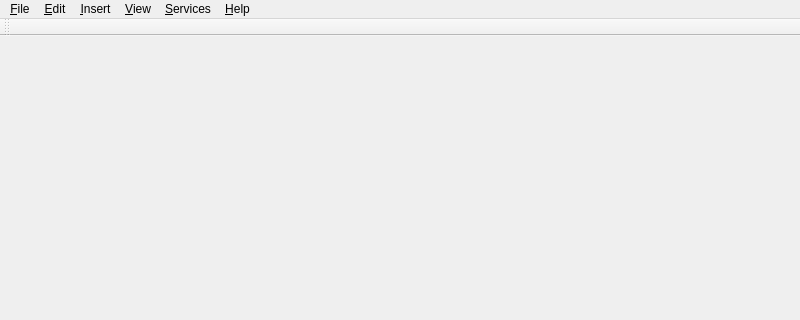
This is EditingWindowBase.ui in IndigoJo/qtm-1.x as Qt 5 draws it before an edit; both pictures show x 0 to 800 and y 0 to 320 of the 800 by 600 pixel window. The edited form follows.
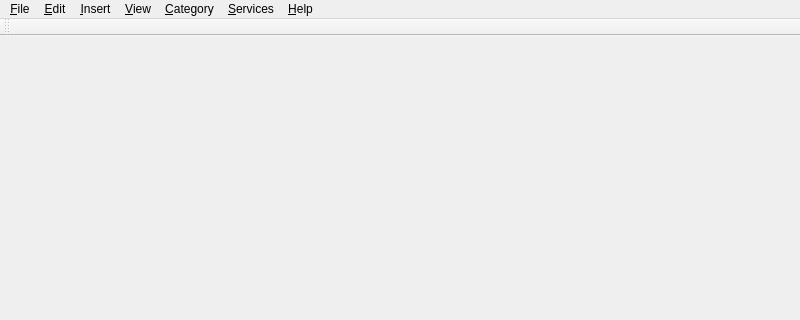
This is the edited form.

Commit message:
New action for "new category"
EditingWindowBase.ui - New menu "Category"; new "Add category" entry, with the "refresh categories" and "update this post's categories" entry moved there from File.
EditingWindow.cc,h - Connected the action & the "Add category" push-button to a new slot, and added a response handler (wp_newCategory) but they all do nothing so far, except compile.

Patch:
```diff
--- a/EditingWindowBase.ui
+++ b/EditingWindowBase.ui
@@ -19,18 +19,18 @@
   <property name="toolButtonStyle">
    <enum>Qt::ToolButtonTextUnderIcon</enum>
   </property>
-  <widget class="QWidget" name="centralWidget"/>
-  <widget class="QMenuBar" name="menuBar">
-   <property name="geometry">
+  <widget class="QWidget" name="centralWidget" />
+  <widget class="QMenuBar" name="menuBar" >
+   <property name="geometry" >
     <rect>
      <x>0</x>
      <y>0</y>
      <width>800</width>
-     <height>24</height>
+     <height>22</height>
     </rect>
    </property>
-   <widget class="QMenu" name="menu_Edit">
-    <property name="title">
+   <widget class="QMenu" name="menu_Edit" >
+    <property name="title" >
      <string>&amp;Edit</string>
     </property>
     <widget class="QMenu" name="menuPaste_as">
@@ -67,8 +67,8 @@
     <addaction name="actionUnordered_list"/>
     <addaction name="action_Ordered_list"/>
    </widget>
-   <widget class="QMenu" name="menu_Insert">
-    <property name="title">
+   <widget class="QMenu" name="menu_Insert" >
+    <property name="title" >
      <string>&amp;Insert</string>
     </property>
     <addaction name="action_Link"/>
@@ -79,8 +79,8 @@
     <addaction name="actionIma_ge_from_Clipboard"/>
     <addaction name="action_More"/>
    </widget>
-   <widget class="QMenu" name="menuView">
-    <property name="title">
+   <widget class="QMenu" name="menuView" >
+    <property name="title" >
      <string>&amp;View</string>
     </property>
     <addaction name="action_View_Console"/>
@@ -94,8 +94,8 @@
     <addaction name="actionTechnorati_tags"/>
     <addaction name="actionTrackback_pings"/>
    </widget>
-   <widget class="QMenu" name="menu_Services">
-    <property name="title">
+   <widget class="QMenu" name="menu_Services" >
+    <property name="title" >
      <string>&amp;Services</string>
     </property>
     <addaction name="actionAdd_Keyword_tag"/>
@@ -109,16 +109,16 @@
     <addaction name="actionAdd_ping_from_clip_board"/>
     <addaction name="actionRe_move_ping"/>
    </widget>
-   <widget class="QMenu" name="menu_Help">
-    <property name="title">
+   <widget class="QMenu" name="menu_Help" >
+    <property name="title" >
      <string>&amp;Help</string>
     </property>
     <addaction name="action_About"/>
     <addaction name="separator"/>
     <addaction name="action_What_s_this"/>
    </widget>
-   <widget class="QMenu" name="menu_File">
-    <property name="title">
+   <widget class="QMenu" name="menu_File" >
+    <property name="title" >
      <string>&amp;File</string>
     </property>
     <addaction name="action_New"/>
@@ -147,12 +147,21 @@
     <addaction name="actionClose_and_Delete"/>
     <addaction name="actionE_xit"/>
    </widget>
-   <addaction name="menu_File"/>
-   <addaction name="menu_Edit"/>
-   <addaction name="menu_Insert"/>
-   <addaction name="menuView"/>
-   <addaction name="menu_Services"/>
-   <addaction name="menu_Help"/>
+   <widget class="QMenu" name="menu_Category" >
+    <property name="title" >
+     <string>&amp;Category</string>
+    </property>
+    <addaction name="actionRefresh_categories" />
+    <addaction name="actionSend_categories" />
+    <addaction name="action_Add_category" />
+   </widget>
+   <addaction name="menu_File" />
+   <addaction name="menu_Edit" />
+   <addaction name="menu_Insert" />
+   <addaction name="menuView" />
+   <addaction name="menu_Category" />
+   <addaction name="menu_Services" />
+   <addaction name="menu_Help" />
   </widget>
   <widget class="QStatusBar" name="statusBar"/>
   <widget class="QToolBar" name="toolBar">
```
Left out of the diff: 589 changed lines with no effect on the pictures. The commit also changes 2 other files.
